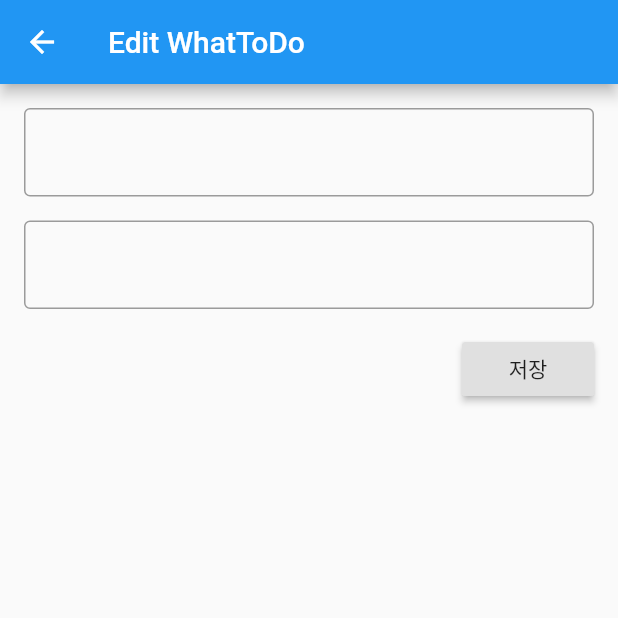
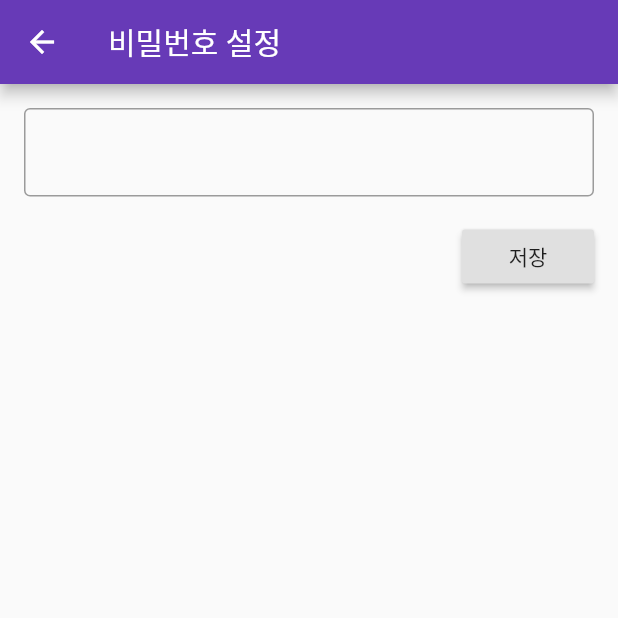
Before and after one commit to jgwng/todolist, a Flutter app: the MyHomePage screen opened directly, after a tap on "AddMemo", on a phone screen of 412 x 824 dp, the top half of it. Run offline on Flutter 3.47's test engine with Material 2 defaults, Android fonts, the phone set to English and light mode, and no system bars; our stand-ins replace cloud_firestore, shared_preferences; accounts and stored records are empty.

Commit message:
09/29 Commit(비밀메모 기능 적용중)

```diff
--- a/lib/APP_CODE.dart
+++ b/lib/APP_CODE.dart
@@ -1,7 +1,6 @@
 library todolist.globals;
 
-String Message = 'st Thing You Should do';
-String Title = 'ToDo_';
+String MainScreenTitle = 'TODOAPP Home Page';
 
 
 
--- a/lib/EditToDo.dart
+++ b/lib/EditToDo.dart
@@ -17,8 +17,8 @@ class EditToDo extends StatefulWidget {
 class _EditTODOState extends State<EditToDo>{
 
   final _formKey = GlobalKey<FormState>();
-  final _TitleController = TextEditingController();//Title텍스트 내용 캡쳐
-  final _MessageController = TextEditingController();
+  final _TitleController = TextEditingController();//입력받는 텍스트 관리
+  final _MessageController = TextEditingController();//입력받는 텍스트 관리
 
   //Message텍스트 내용 캡쳐
 
@@ -27,20 +27,12 @@ class _EditTODOState extends State<EditToDo>{
     _TitleController.dispose();
     _MessageController.dispose();
     super.dispose();
-  }
+  } // 화면이 pop될때 같이 해제를 시켜주어야 함
 
   @override
   Widget build(BuildContext context) {
-
-    if(widget.doc == null){
-      _TitleController..text = "";//해당 TextEditForm 초기값 설정
-      _MessageController..text = "";//해당 TextEditForm 초기값 설정
-    }
-    else{
-      _TitleController..text = widget.todo.title;//해당 TextEditForm 초기값 설정
-      _MessageController..text = widget.todo.WhatToDo;//해당 TextEditForm 초기값 설정
-    }
-
+    _TitleController..text =(widget.doc== null) ? "" : widget.todo.title; // text 입력부분 초기값 설정
+    _MessageController..text =(widget.doc== null) ? "" : widget.todo.WhatToDo; // text 입력부분 초기값 설정
 
     return Scaffold(
       appBar: AppBar(title: Text('Edit WhatToDo')),
@@ -57,7 +49,7 @@ class _EditTODOState extends State<EditToDo>{
                 controller: _TitleController,
                 keyboardType: TextInputType.number,
 
-              ),
+              ), //(Title 입력 부분)
               SizedBox(
                 height: 16.0,
               ),
@@ -67,30 +59,29 @@ class _EditTODOState extends State<EditToDo>{
                 ),
                 controller: _MessageController,
                 keyboardType: TextInputType.number,
-              ),
+              ),//(Message 입력 부분)
               Container(
                 margin: const EdgeInsets.only(top: 16.0),
                 alignment: Alignment.centerRight,
                 child: RaisedButton(
                   onPressed: (){
                     if (_formKey.currentState.validate()){
-                      // _TitleController.text / _MessageController.text
-                      if((_TitleController.text != null && _MessageController.text != null)
-                      & (widget.doc == null))
-                    {
+                    if(_TitleController.text == "" && _MessageController.text ==""){
+                    }//제목과 내용부분 모두가 빈칸 일 경우
+                    else{
+                      if(widget.doc != null)// 기존에 저장한 메모를 수정하려 하는 경우
+                      {
+                        Firestore.instance.collection('whattodo').document(widget.doc.documentID).updateData({'title' : _TitleController.text,
+                        'message' : _MessageController.text});
+
+                      widget.todo.new_title(_TitleController.text);
+                      widget.todo.new_Message(_MessageController.text);
+                      }
+                      else{
                         Firestore.instance.collection('whattodo').add({'title' : _TitleController.text,
                           'message' : _MessageController.text,'checked' : false});
-                        widget.todo.new_title(_TitleController.text);
-                        widget.todo.new_Message(_MessageController.text);
-
-                      } else if (widget.doc != null){
-                        Firestore.instance.collection('whattodo').document(widget.doc.documentID).updateData({'title' : _TitleController.text,
-                            'message' : _MessageController.text});
-                        widget.todo.new_title(_TitleController.text);
-                        widget.todo.new_Message(_MessageController.text);
+                        }// DB에 새로운 메모를 추가하는 경우
                       }
-
-
                     }
 
                     Navigator.of(context).pop(widget.todo);
--- a/lib/Main.dart
+++ b/lib/Main.dart
@@ -1,13 +1,12 @@
 import 'package:flutter/material.dart';
+import 'package:shared_preferences/shared_preferences.dart';
 import 'package:todolist/EditToDo.dart';
 import 'TODO.dart';
 import 'MainScreen_ListView.dart';
 import 'package:todolist/TodoDetail.dart';
 import 'package:cloud_firestore/cloud_firestore.dart' ;
 import 'APP_CODE.dart' as globals;
-
-
-void main() => runApp(TodoAPP());
+import 'package:todolist/PassWordScreen.dart';
 
 class TodoAPP extends StatelessWidget {
   // This widget is the root of your application.
@@ -33,60 +32,44 @@ class MyHomePage extends StatefulWidget {
 
 class _MyHomePageState extends State<MyHomePage> {
 
-  // List<TODO> Thingtodos = List.generate(5,(i)=> TODO(i,globals.Title+'$i', '$i'+globals.Message,false));
 
   Widget _AddButton(){
     return RaisedButton(
-      onPressed: (){
+      onPressed: () {
+       // SharedPreferences preferences = await SharedPreferences.getInstance();
+       // String password  = preferences.getString('PassWord');
+       // print(password);
 
         Navigator.push(context, MaterialPageRoute(
-            builder: (context) => EditToDo()
+            builder: (context) => PassWordScreen()
         ),
         );
-
         setState(() {
-
         });
       },
-
       child: Text('AddMemo'),
     );
   }
 
-  // AddTodo(BuildContext context) async{
-  //
-  //   final result = await Navigator.push(context, MaterialPageRoute(
-  //       builder: (context) => EditToDo(todo: Thingtodos.last)
-  //   ),
-  //   );
-  //   if(result == null){
-  //     Thingtodos.removeLast();
-  //     print(Thingtodos.length);
-  //   }
-  //
-  // }
 
-  // Widget _MultiDelete(){
-  //   return RaisedButton(
-  //     onPressed: (){
-  //       int size = Thingtodos.length;
-  //       for(int i =0; i<size;i++){
-  //         if(Thingtodos[i].getIsChecked == true){
-  //           Thingtodos.removeAt(i);
-  //
-  //           i--;
-  //           size = Thingtodos.length;
-  //         }
-  //       }
-  //       setState(() {
-  //       });
-  //     },
-  //     child: Text('MultiDel'),
-  //   );
-  // }
+  Widget _MultiDelete(){
+    return RaisedButton(
+      onPressed: (){
+        Firestore.instance.collection('whattodo').where('checked', isEqualTo :  true).getDocuments().then((snapshot) {
+          for(DocumentSnapshot ds in snapshot.documents){
+            print(ds.reference);
+            Firestore.instance.collection('whattodo').document(ds.documentID).delete();
+          }
+        });
+        setState(() {
+        });
+      },
+      child: Text('MultiDel'),
+    ); // 체크된 아이템 모두 삭제
+  }
   @override
   Widget build(BuildContext context) {
-   return Scaffold(
+   return new WillPopScope(child: Scaffold(
        appBar: AppBar(
          title: Text(widget.title),
        ),
@@ -110,10 +93,12 @@ class _MyHomePageState extends State<MyHomePage> {
                }
            ),
            _AddButton(),
-            // _MultiDelete(),
+           _MultiDelete(),
          ],
        )
-   );
+   ), onWillPop: _onWillPop,);
+     //WillPopScope는 앱 종료시에 사용되고 있는 위젯에 적용
+    //onWillPop이 해당 앱이 종료시에 사용되는 함수
 
   }
   Widget _buildItemWidget(DocumentSnapshot doc) {
@@ -152,7 +137,31 @@ class _MyHomePageState extends State<MyHomePage> {
       ),
     );
   }
-
-
-
+  Future<bool> _onWillPop() async {
+    return (
+        await showDialog(
+      context: context,
+      builder: (context) => new AlertDialog(
+        title: new Text('Are you sure?'),
+        content: new Text('Do you want to exit an App'),
+        actions: <Widget>[
+          new FlatButton(
+            onPressed: () =>{
+                Firestore.instance.collection('whattodo').getDocuments().then((snapshot) {
+                  for(DocumentSnapshot ds in snapshot.documents){
+                    Firestore.instance.collection('whattodo').document(ds.documentID).updateData({'checked': false},);
                   }
+                }),
+              Navigator.of(context).pop(true),
+            },
+            child: new Text('Yes'),
+          ),
+          new FlatButton(
+            onPressed: () => Navigator.of(context).pop(false),
+            child: new Text('No'),
+          ),
+        ],
+      ),
+    )) ?? false; // 앱 종료시 적용되는 함수
+  }
+}
--- /dev/null
+++ b/lib/PassWordScreen.dart
@@ -0,0 +1,74 @@
+import 'package:flutter/material.dart';
+import 'package:flutter/services.dart';
+import 'package:shared_preferences/shared_preferences.dart';
+import 'package:todolist/Main.dart';
+import 'APP_CODE.dart' as globals;
+
+class PassWordScreen extends StatefulWidget{
+  PassWordScreen({Key key}) : super(key:key);
+  @override
+  _PassWordScreenState createState() => _PassWordScreenState();
+
+  }
+
+
+class _PassWordScreenState extends State<PassWordScreen> {
+  final _formKey = GlobalKey<FormState>();
+  final _PassWordController = TextEditingController();
+  SharedPreferences _preferences;
+
+  @override
+  void initState(){
+    super.initState();
+    _loadCounter();
+  }
+
+  _loadCounter() async{
+    _preferences = await SharedPreferences.getInstance();
+    setState(() {
+
+      _preferences.setString('PassWord',"");
+    });
+  }
+
+  @override
+  Widget build(BuildContext context) {
+    // TODO: implement build
+    return Scaffold(
+      appBar: AppBar(title: Text('비밀번호 설정')),
+      body: Container(
+        padding: const EdgeInsets.all(16.0),
+        child: Form(
+          key: _formKey,
+          child: Column(
+            children: <Widget>[
+              TextFormField(
+                decoration: InputDecoration(
+                  border: OutlineInputBorder(),
+                ),
+                controller: _PassWordController,
+                keyboardType: TextInputType.number,
+
+              ),
+              Container(
+                margin: const EdgeInsets.only(top: 16.0),
+                alignment: Alignment.centerRight,
+                child: RaisedButton(
+                  onPressed: () {
+                    if(_formKey.currentState.validate()){
+                      print(_PassWordController.text);
+                      _preferences.setString('PassWord',_PassWordController.text);
+                    }
+                    Navigator.pushReplacement(context,MaterialPageRoute(builder: (context)=> MyHomePage(title: (globals.MainScreenTitle))));
+
+                  },
+                  child: Text('저장'),
+                ),
+              )
+            ],
+          ),
+        ),
+      ),
+    );
+  }
+}
--- a/pubspec.yaml
+++ b/pubspec.yaml
@@ -27,6 +27,7 @@ dependencies:
   provider: ^4.3.2+2
   quiver : ^2.1.3
   cloud_firestore: ^0.12.11
+  shared_preferences : ^0.5.3+4
   # The following adds the Cupertino Icons font to your application.
   # Use with the CupertinoIcons class for iOS style icons.
   cupertino_icons: ^0.1.3
```
Also changed, not shown: lib/StartScreen.dart (added, +59 -0 lines), pubspec.lock. Lines whose indentation alone changed are shown as unchanged.
